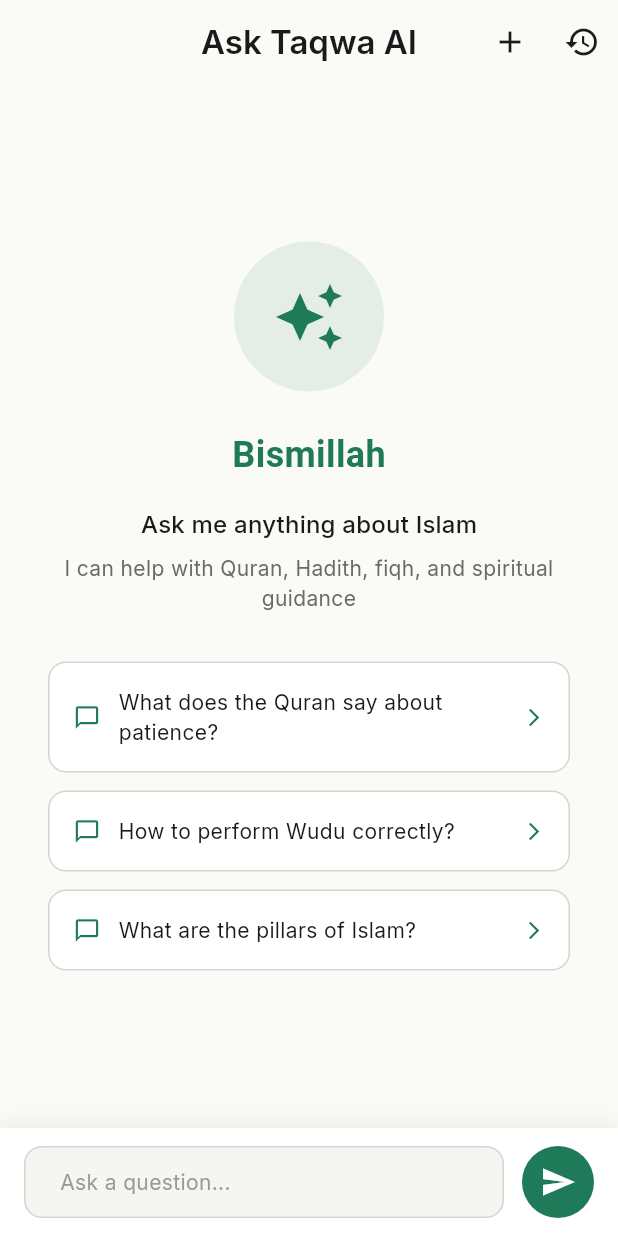
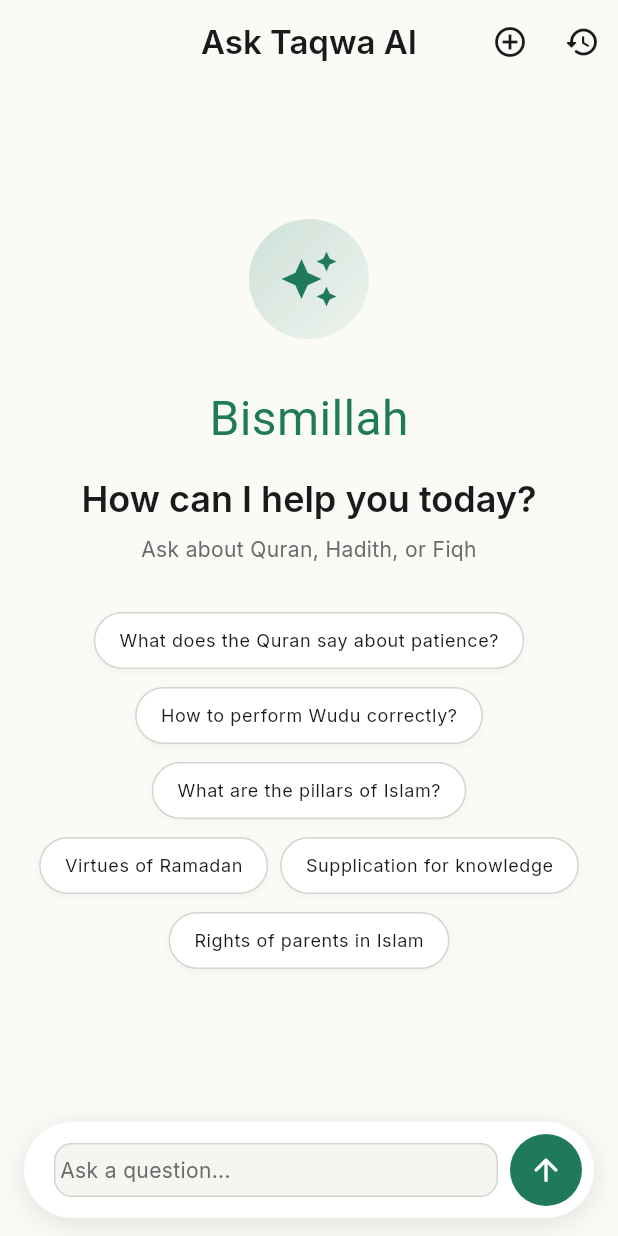
Before and after one commit to saadaliadalat/taqwa_ai, a Flutter app: the AskAiScreen screen opened directly, on a phone screen of 412 x 824 dp. Run offline on Flutter 3.47's test engine with Material 3 defaults, Android fonts, the phone set to English and light mode, and no system bars; our stand-ins replace cloud_firestore, connectivity_plus, firebase_auth, firebase_core, firebase_messaging, flutter_riverpod and 6 more; accounts and stored records are empty; Roboto replaces fonts that are missing (Amiri).

Commit message:
feat: add initial Ask AI screen with chat interface and message bubbles.

```diff
--- a/mobile/lib/screens/ask_ai/ask_ai_screen.dart
+++ b/mobile/lib/screens/ask_ai/ask_ai_screen.dart
@@ -73,6 +73,8 @@ class _AskAiScreenState extends ConsumerState<AskAiScreen> {
     return Scaffold(
       backgroundColor: theme.colorScheme.background,
       appBar: AppBar(
+        scrolledUnderElevation: 0,
+        centerTitle: true,
         title: Text(
           'Ask Taqwa AI',
           style: AppTypography.titleLarge(
@@ -81,12 +83,12 @@ class _AskAiScreenState extends ConsumerState<AskAiScreen> {
         ),
         actions: [
           IconButton(
-            icon: const Icon(Icons.add),
+            icon: const Icon(Icons.add_circle_outline),
             tooltip: 'New Conversation',
             onPressed: _startNewConversation,
           ),
           IconButton(
-            icon: const Icon(Icons.history),
+            icon: const Icon(Icons.history_rounded),
             tooltip: 'History',
             onPressed: () {
               ScaffoldMessenger.of(context).showSnackBar(
@@ -170,10 +172,52 @@ class _AskAiScreenState extends ConsumerState<AskAiScreen> {
 }
 
 /// Empty conversation placeholder
-class _EmptyConversation extends StatelessWidget {
+class _EmptyConversation extends StatefulWidget {
   final void Function(String question)? onQuestionTap;
 
   const _EmptyConversation({this.onQuestionTap});
+
+  @override
+  State<_EmptyConversation> createState() => _EmptyConversationState();
+}
+
+class _EmptyConversationState extends State<_EmptyConversation> with SingleTickerProviderStateMixin {
+  late AnimationController _controller;
+  late Animation<double> _fadeAnimation;
+  late Animation<Offset> _slideAnimation;
+
+  @override
+  void initState() {
+    super.initState();
+    _controller = AnimationController(
+      duration: const Duration(milliseconds: 800),
+      vsync: this,
+    );
+    _fadeAnimation = Tween<double>(begin: 0.0, end: 1.0).animate(
+      CurvedAnimation(parent: _controller, curve: Curves.easeOut),
+    );
+    _slideAnimation = Tween<Offset>(
+      begin: const Offset(0, 0.1),
+      end: Offset.zero,
+    ).animate(CurvedAnimation(parent: _controller, curve: Curves.easeOut));
+
+    _controller.forward();
+  }
+
+  @override
+  void dispose() {
+    _controller.dispose();
+    super.dispose();
+  }
+
+  final List<String> _suggestions = [
+    'What does the Quran say about patience?',
+    'How to perform Wudu correctly?',
+    'What are the pillars of Islam?',
+    'Virtues of Ramadan',
+    'Supplication for knowledge',
+    'Rights of parents in Islam',
+  ];
 
   @override
   Widget build(BuildContext context) {
@@ -181,41 +225,53 @@ class _EmptyConversation extends StatelessWidget {
     final isDark = theme.brightness == Brightness.dark;
 
     return Center(
-      child: Padding(
-        padding: const EdgeInsets.all(32),
+      child: SingleChildScrollView(
+        padding: const EdgeInsets.all(24),
+        child: FadeTransition(
+          opacity: _fadeAnimation,
+          child: SlideTransition(
+            position: _slideAnimation,
             child: Column(
               mainAxisAlignment: MainAxisAlignment.center,
               children: [
                 Container(
-              width: 100,
-              height: 100,
+                  width: 80,
+                  height: 80,
                   decoration: BoxDecoration(
-                color: AppColors.primary.withOpacity(0.1),
+                    gradient: LinearGradient(
+                      begin: Alignment.topLeft,
+                      end: Alignment.bottomRight,
+                      colors: [
+                        AppColors.primary.withOpacity(0.2),
+                        AppColors.primary.withOpacity(0.05),
+                      ],
+                    ),
                     shape: BoxShape.circle,
                   ),
                   child: Icon(
                     Icons.auto_awesome,
-                size: 48,
+                    size: 40,
                     color: AppColors.primary,
                   ),
                 ),
                 const SizedBox(height: 24),
                 Text(
                   'Bismillah',
-              style: AppTypography.arabicTitle(color: AppColors.primary),
+                  style: AppTypography.bismillah(color: AppColors.primary).copyWith(fontSize: 32),
                 ),
-            const SizedBox(height: 16),
+                const SizedBox(height: 8),
                 Text(
-              'Ask me anything about Islam',
-              style: AppTypography.titleMedium(
+                  'How can I help you today?',
+                  style: AppTypography.headlineSmall(
                     color: isDark
                         ? AppColors.darkTextPrimary
                         : AppColors.textPrimary,
                   ),
+                  textAlign: TextAlign.center,
                 ),
                 const SizedBox(height: 8),
                 Text(
-              'I can help with Quran, Hadith, fiqh, and spiritual guidance',
+                  'Ask about Quran, Hadith, or Fiqh',
                   style: AppTypography.bodyMedium(
                     color: isDark
                         ? AppColors.darkTextSecondary
@@ -225,34 +281,31 @@ class _EmptyConversation extends StatelessWidget {
                 ),
                 const SizedBox(height: 32),
 
-            // Example questions
-            _ExampleQuestion(
-              text: 'What does the Quran say about patience?',
-              onTap: () => onQuestionTap?.call('What does the Quran say about patience?'),
-            ),
-            const SizedBox(height: 12),
-            _ExampleQuestion(
-              text: 'How to perform Wudu correctly?',
-              onTap: () => onQuestionTap?.call('How to perform Wudu correctly?'),
-            ),
-            const SizedBox(height: 12),
-            _ExampleQuestion(
-              text: 'What are the pillars of Islam?',
-              onTap: () => onQuestionTap?.call('What are the pillars of Islam?'),
+                // Suggestions Wrap
+                Wrap(
+                  spacing: 8,
+                  runSpacing: 12,
+                  alignment: WrapAlignment.center,
+                  children: _suggestions.map((question) => _SuggestionChip(
+                    label: question,
+                    onTap: () => widget.onQuestionTap?.call(question),
+                  )).toList(),
                 ),
               ],
+            ),
+          ),
         ),
       ),
     );
   }
 }
 
-/// Example question chip
-class _ExampleQuestion extends StatelessWidget {
-  final String text;
-  final VoidCallback? onTap;
+/// Suggestion chip
+class _SuggestionChip extends StatelessWidget {
+  final String label;
+  final VoidCallback onTap;
 
-  const _ExampleQuestion({required this.text, this.onTap});
+  const _SuggestionChip({required this.label, required this.onTap});
 
   @override
   Widget build(BuildContext context) {
@@ -261,41 +314,29 @@ class _ExampleQuestion extends StatelessWidget {
 
     return InkWell(
       onTap: onTap,
-      borderRadius: BorderRadius.circular(12),
+      borderRadius: BorderRadius.circular(20),
       child: Container(
-        width: double.infinity,
-        padding: const EdgeInsets.all(16),
+        padding: const EdgeInsets.symmetric(horizontal: 16, vertical: 10),
         decoration: BoxDecoration(
           color: isDark ? AppColors.darkCard : AppColors.lightCard,
-          borderRadius: BorderRadius.circular(12),
+          borderRadius: BorderRadius.circular(24),
           border: Border.all(
             color: isDark ? AppColors.darkBorder : AppColors.border,
+            width: 1,
           ),
-        ),
-        child: Row(
-          children: [
-            Icon(
-              Icons.chat_bubble_outline,
-              size: 18,
-              color: AppColors.primary,
-            ),
-            const SizedBox(width: 12),
-            Expanded(
-              child: Text(
-                text,
-                style: AppTypography.bodyMedium(
-                  color: isDark
-                      ? AppColors.darkTextPrimary
-                      : AppColors.textPrimary,
-                ),
-              ),
-            ),
-            Icon(
-              Icons.arrow_forward_ios,
-              size: 14,
-              color: AppColors.primary,
+          boxShadow: [
+            BoxShadow(
+              color: Colors.black.withOpacity(0.03),
+              blurRadius: 4,
+              offset: const Offset(0, 2),
             ),
           ],
+        ),
+        child: Text(
+          label,
+          style: AppTypography.bodySmall(
+            color: isDark ? AppColors.darkTextPrimary : AppColors.textPrimary,
+          ),
         ),
       ),
     );
@@ -374,48 +415,53 @@ class _MessageInput extends StatelessWidget {
         left: 16,
         right: 16,
         top: 12,
-        bottom: MediaQuery.of(context).padding.bottom + 12,
+        bottom: MediaQuery.of(context).padding.bottom + 12, // Keep some spacing
       ),
+      alignment: Alignment.bottomCenter,
+      child: Container(
         decoration: BoxDecoration(
           color: isDark ? AppColors.darkCard : AppColors.lightCard,
+          borderRadius: BorderRadius.circular(32),
           boxShadow: [
             BoxShadow(
-            color: Colors.black.withOpacity(0.05),
-            blurRadius: 10,
-            offset: const Offset(0, -5),
+              color: Colors.black.withOpacity(0.1),
+              blurRadius: 16,
+              offset: const Offset(0, 4),
             ),
           ],
         ),
+        padding: const EdgeInsets.symmetric(horizontal: 8, vertical: 8),
         child: Row(
           children: [
+             const SizedBox(width: 12),
             Expanded(
               child: TextField(
                 controller: controller,
                 maxLines: 4,
                 minLines: 1,
                 textCapitalization: TextCapitalization.sentences,
+                style: AppTypography.bodyMedium(
+                  color: isDark ? AppColors.darkTextPrimary : AppColors.textPrimary,
+                ),
                 decoration: InputDecoration(
                   hintText: 'Ask a question...',
-                border: OutlineInputBorder(
-                  borderRadius: BorderRadius.circular(24),
-                  borderSide: BorderSide.none,
+                  hintStyle: AppTypography.bodyMedium(
+                     color: isDark ? AppColors.darkTextSecondary : AppColors.textSecondary,
                   ),
-                filled: true,
-                fillColor: isDark
-                    ? AppColors.darkSurface
-                    : AppColors.lightSurface,
+                  border: InputBorder.none,
+                  isDense: true,
                   contentPadding: const EdgeInsets.symmetric(
-                  horizontal: 20,
-                  vertical: 12,
+                    horizontal: 0,
+                    vertical: 8,
                   ),
                 ),
                 onSubmitted: (_) => onSend(),
               ),
             ),
-          const SizedBox(width: 12),
+            const SizedBox(width: 8),
             Container(
               decoration: BoxDecoration(
-              color: AppColors.primary,
+                color: isDark ? const Color(0xFF285C4D) : AppColors.primary, // Darker Green for Dark Mode
                 shape: BoxShape.circle,
               ),
               child: IconButton(
@@ -428,12 +474,13 @@ class _MessageInput extends StatelessWidget {
                           valueColor: AlwaysStoppedAnimation<Color>(Colors.white),
                         ),
                       )
-                  : const Icon(Icons.send, color: Colors.white),
+                    : const Icon(Icons.arrow_upward_rounded, color: Colors.white, size: 24),
                 onPressed: isSending ? null : onSend,
               ),
             ),
           ],
         ),
+      ),
     );
   }
 }
--- a/mobile/lib/widgets/chat_bubble.dart
+++ b/mobile/lib/widgets/chat_bubble.dart
@@ -122,13 +122,27 @@ class _AssistantBubble extends StatelessWidget {
             Container(
               padding: const EdgeInsets.all(16),
               decoration: BoxDecoration(
-                color: isDark ? AppColors.aiBubbleDark : AppColors.aiBubble,
+                gradient: LinearGradient(
+                  begin: Alignment.topLeft,
+                  end: Alignment.bottomRight,
+                  colors: isDark
+                      ? [AppColors.aiBubbleDark, const Color(0xFF2C4A40)]
+                      : [AppColors.aiBubble, const Color(0xFFF7F9F8)],
+                ),
                 borderRadius: const BorderRadius.only(
                   topLeft: Radius.circular(4),
-                  topRight: Radius.circular(20),
-                  bottomLeft: Radius.circular(20),
-                  bottomRight: Radius.circular(20),
+                  topRight: Radius.circular(24),
+                  bottomLeft: Radius.circular(24),
+                  bottomRight: Radius.circular(24),
                 ),
+                boxShadow: [
+                   if (!isDark)
+                    BoxShadow(
+                      color: Colors.black.withOpacity(0.02),
+                      blurRadius: 4,
+                      offset: const Offset(0, 1),
+                    ),
+                ],
               ),
               child: Column(
                 crossAxisAlignment: CrossAxisAlignment.start,
@@ -177,16 +191,16 @@ class _AssistantBubble extends StatelessWidget {
                   children: [
                     if (onCopy != null)
                       _ActionButton(
-                        icon: Icons.copy_outlined,
+                        icon: Icons.copy_rounded,
                         label: 'Copy',
                         onTap: onCopy!,
                       ),
                     if (onSave != null) ...[
-                      const SizedBox(width: 8),
+                      const SizedBox(width: 12),
                       _ActionButton(
                         icon: message.isSaved
-                            ? Icons.bookmark
-                            : Icons.bookmark_outline,
+                            ? Icons.bookmark_rounded
+                            : Icons.bookmark_outline_rounded,
                         label: message.isSaved ? 'Saved' : 'Save',
                         onTap: onSave!,
                         isActive: message.isSaved,
```
Lines whose indentation alone changed are shown as unchanged.
